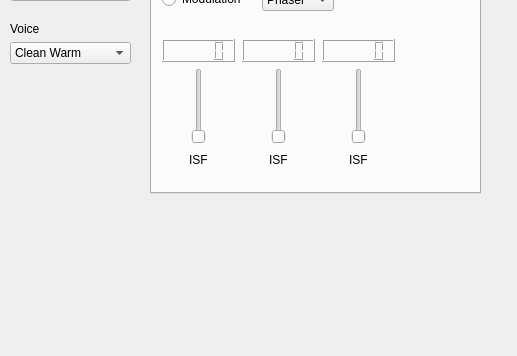
Old version of the form outsider.ui in the repository jonathanunderwood/outsider; both pictures show x 0 to 517 and y 244 to 600 of the 800 by 600 pixel window.
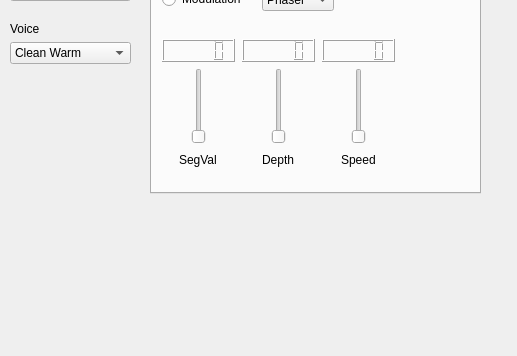
New version of the form.

Commit message: Connect up modulation controls

Diff of the .ui file:
```diff
--- a/outsider.ui
+++ b/outsider.ui
@@ -591,7 +591,13 @@
          <item alignment="Qt::AlignHCenter">
           <widget class="QLabel" name="label_8">
            <property name="text">
-            <string>ISF</string>
+            <string>SegVal</string>
+           </property>
+           <property name="wordWrap">
+            <bool>false</bool>
+           </property>
+           <property name="textInteractionFlags">
+            <set>Qt::LinksAccessibleByMouse</set>
            </property>
           </widget>
          </item>
@@ -668,7 +674,7 @@
          <item alignment="Qt::AlignHCenter">
           <widget class="QLabel" name="label_10">
            <property name="text">
-            <string>ISF</string>
+            <string>Depth</string>
            </property>
           </widget>
          </item>
@@ -745,7 +751,7 @@
          <item alignment="Qt::AlignHCenter">
           <widget class="QLabel" name="label_11">
            <property name="text">
-            <string>ISF</string>
+            <string>Speed</string>
            </property>
           </widget>
          </item>
```
Left out of the diff: 326 changed lines with no effect on the pictures. The commit also changes 2 other files.
